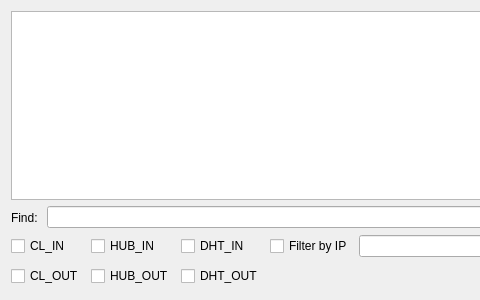
eiskaltdcpp/eiskaltdcpp, file eiskaltdcpp-qt/ui/UICmdDebug.ui: the form before one commit; both pictures show x 0 to 480 and y 0 to 300 of the 891 by 300 pixel window.
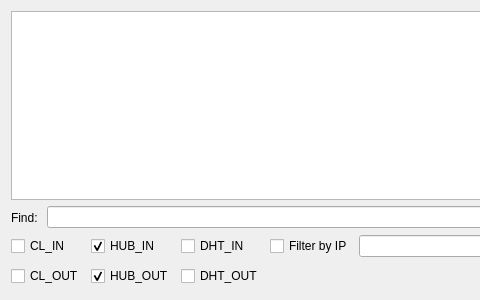
The form after the commit. Custom widgets are drawn as their Qt base class.

Commit message: [Qt] Update defaults in Cmd Debug widget.

```diff
--- a/eiskaltdcpp-qt/ui/UICmdDebug.ui
+++ b/eiskaltdcpp-qt/ui/UICmdDebug.ui
@@ -134,6 +134,9 @@
        <property name="text">
         <string notr="true">HUB_IN</string>
        </property>
+       <property name="checked">
+        <bool>true</bool>
+       </property>
       </widget>
      </item>
      <item row="0" column="2">
@@ -169,6 +172,9 @@
        <property name="text">
         <string notr="true">HUB_OUT</string>
        </property>
+       <property name="checked">
+        <bool>true</bool>
+       </property>
       </widget>
      </item>
      <item row="1" column="2">
```
